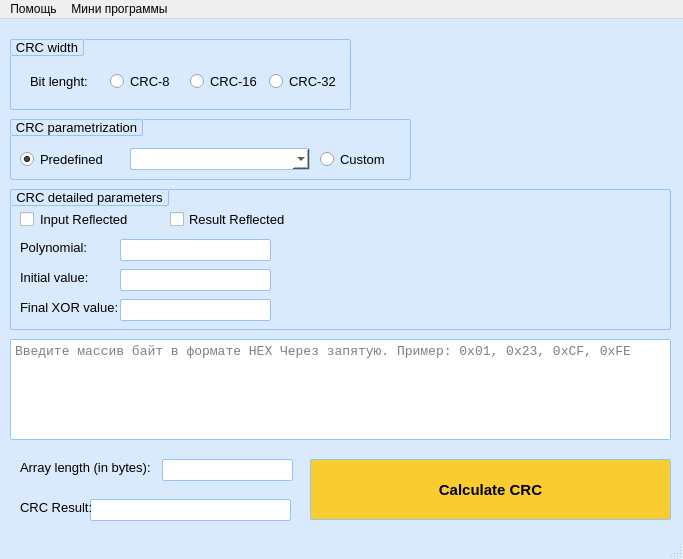
The window that mainwindow.ui (Solderingironspb/CRC-Calculator-by-Solderingiron) describes before a commit, drawn with Qt 5.
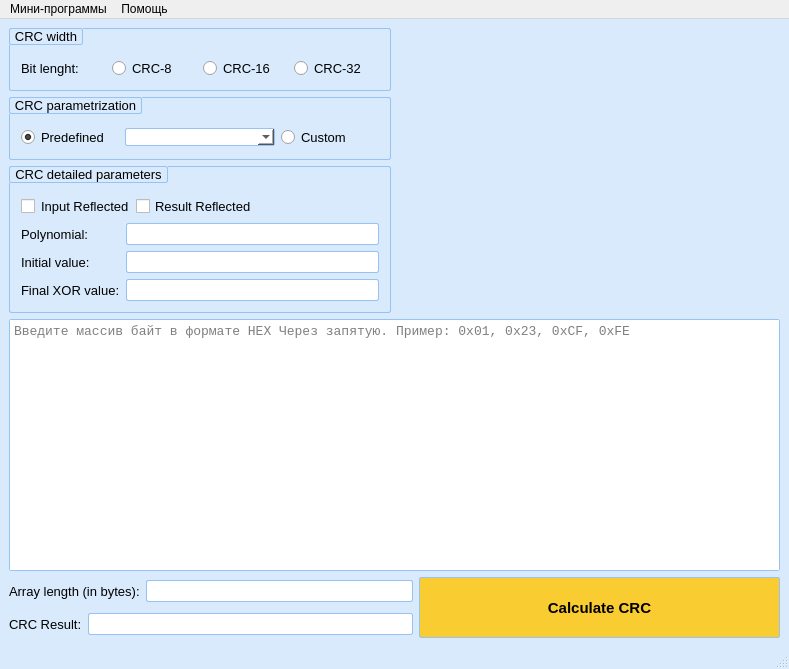
The same window after the commit. Icons and pictures are not drawn.

Patch:
```diff
--- a/mainwindow.ui
+++ b/mainwindow.ui
@@ -6,8 +6,8 @@
    <rect>
     <x>0</x>
     <y>0</y>
-    <width>683</width>
-    <height>559</height>
+    <width>789</width>
+    <height>669</height>
    </rect>
   </property>
   <property name="sizePolicy">
@@ -24,8 +24,8 @@
   </property>
   <property name="maximumSize">
    <size>
-    <width>683</width>
-    <height>559</height>
+    <width>16777215</width>
+    <height>16777215</height>
    </size>
   </property>
   <property name="font">
@@ -45,178 +45,22 @@
 background-color: rgb(217, 234, 252);}</string>
   </property>
   <widget class="QWidget" name="centralwidget">
-   <widget class="QTextEdit" name="textEdit">
-    <property name="geometry">
-     <rect>
-      <x>10</x>
-      <y>320</y>
-      <width>661</width>
-      <height>101</height>
-     </rect>
-    </property>
-    <property name="font">
-     <font>
-      <family>Consolas</family>
-      <pointsize>10</pointsize>
-     </font>
-    </property>
-    <property name="styleSheet">
-     <string notr="true">QTextEdit{
-
-    border: 1px solid #97c3f3;
-    border-radius: 2px;
-    background-color: qlineargradient(x1: 0, y1: 0, x2: 0, y2: 1,
-                                      stop: 0 #FFFFFF, stop: 1 #FFFFFF);
-   
-}</string>
-    </property>
-    <property name="documentTitle">
-     <string/>
-    </property>
-    <property name="markdown">
-     <string/>
-    </property>
-    <property name="placeholderText">
-     <string>Введите массив байт в формате HEX Через запятую. Пример: 0x01, 0x23, 0xCF, 0xFE</string>
-    </property>
-   </widget>
-   <widget class="QPushButton" name="pushButton">
-    <property name="geometry">
-     <rect>
-      <x>310</x>
-      <y>440</y>
-      <width>361</width>
-      <height>61</height>
-     </rect>
-    </property>
-    <property name="font">
-     <font>
-      <pointsize>11</pointsize>
-      <weight>75</weight>
-      <bold>true</bold>
-     </font>
-    </property>
-    <property name="styleSheet">
-     <string notr="true">QPushButton{
-border: 1px solid #97c3f3;
-border-radius: 2px;
-background-color: rgb(249, 204, 49);
-}
-QPushButton:pressed {
-border: 1px solid #97c3f3;
-border-radius: 2px;
-background-color: rgb(73, 249, 69);
-}
-QPushButton:flat {
-    border: none; /* no border for a flat push button */
-}
-</string>
-    </property>
-    <property name="text">
-     <string>Calculate CRC</string>
-    </property>
-   </widget>
-   <widget class="QLineEdit" name="lineEdit">
-    <property name="geometry">
-     <rect>
-      <x>162</x>
-      <y>440</y>
-      <width>131</width>
-      <height>22</height>
-     </rect>
-    </property>
-    <property name="font">
-     <font>
-      <family>Consolas</family>
-      <pointsize>11</pointsize>
-     </font>
-    </property>
-    <property name="styleSheet">
-     <string notr="true">QLineEdit {
-
-    border: 1px solid #97c3f3;
-    border-radius: 2px;
-	background-color: rgb(255, 255, 255);
-   
-}</string>
-    </property>
-    <property name="readOnly">
-     <bool>true</bool>
-    </property>
-   </widget>
-   <widget class="QLabel" name="label">
-    <property name="geometry">
-     <rect>
-      <x>20</x>
-      <y>440</y>
-      <width>131</width>
-      <height>16</height>
-     </rect>
-    </property>
-    <property name="font">
-     <font>
-      <pointsize>10</pointsize>
-     </font>
-    </property>
-    <property name="text">
-     <string>Array length (in bytes):</string>
-    </property>
-   </widget>
-   <widget class="QLineEdit" name="lineEdit_CRC">
-    <property name="enabled">
-     <bool>true</bool>
-    </property>
-    <property name="geometry">
-     <rect>
-      <x>90</x>
-      <y>480</y>
-      <width>201</width>
-      <height>22</height>
-     </rect>
-    </property>
-    <property name="font">
-     <font>
-      <family>Consolas</family>
-      <pointsize>11</pointsize>
-     </font>
-    </property>
-    <property name="styleSheet">
-     <string notr="true">QLineEdit {
-
-    border: 1px solid #97c3f3;
-    border-radius: 2px;
-	background-color: rgb(255, 255, 255);
-	color: rgb(65,120,52)
-   
-}</string>
-    </property>
-   </widget>
-   <widget class="QLabel" name="label_2">
-    <property name="geometry">
-     <rect>
-      <x>20</x>
-      <y>480</y>
-      <width>71</width>
-      <height>16</height>
-     </rect>
-    </property>
-    <property name="font">
-     <font>
-      <pointsize>10</pointsize>
-     </font>
-    </property>
-    <property name="text">
-     <string>CRC Result:</string>
-    </property>
-   </widget>
+   <layout class="QVBoxLayout" name="verticalLayout_4">
+    <item>
+     <layout class="QHBoxLayout" name="horizontalLayout_3">
+      <item>
    <widget class="QGroupBox" name="groupBox">
-    <property name="geometry">
-     <rect>
-      <x>10</x>
-      <y>20</y>
-      <width>341</width>
-      <height>71</height>
-     </rect>
+        <property name="sizePolicy">
+         <sizepolicy hsizetype="Minimum" vsizetype="Preferred">
+          <horstretch>0</horstretch>
+          <verstretch>0</verstretch>
+         </sizepolicy>
+        </property>
+        <property name="minimumSize">
+         <size>
+          <width>382</width>
+          <height>0</height>
+         </size>
     </property>
     <property name="font">
      <font>
@@ -248,15 +92,8 @@
     <property name="title">
      <string>CRC width</string>
     </property>
-    <widget class="QWidget" name="layoutWidget">
-     <property name="geometry">
-      <rect>
-       <x>20</x>
-       <y>30</y>
-       <width>313</width>
-       <height>26</height>
-      </rect>
-     </property>
+        <layout class="QVBoxLayout" name="verticalLayout">
+         <item>
      <layout class="QGridLayout" name="gridLayout">
       <item row="0" column="0">
        <widget class="QLabel" name="label_3">
@@ -307,16 +144,40 @@
        </widget>
       </item>
      </layout>
-    </widget>
-   </widget>
+         </item>
+        </layout>
+       </widget>
+      </item>
+      <item>
+       <spacer name="horizontalSpacer_2">
+        <property name="orientation">
+         <enum>Qt::Horizontal</enum>
+        </property>
+        <property name="sizeHint" stdset="0">
+         <size>
+          <width>40</width>
+          <height>20</height>
+         </size>
+        </property>
+       </spacer>
+      </item>
+     </layout>
+    </item>
+    <item>
+     <layout class="QHBoxLayout" name="horizontalLayout_4">
+      <item>
    <widget class="QGroupBox" name="groupBox_2">
-    <property name="geometry">
-     <rect>
-      <x>10</x>
-      <y>100</y>
-      <width>401</width>
-      <height>61</height>
-     </rect>
+        <property name="sizePolicy">
+         <sizepolicy hsizetype="Minimum" vsizetype="Preferred">
+          <horstretch>0</horstretch>
+          <verstretch>0</verstretch>
+         </sizepolicy>
+        </property>
+        <property name="minimumSize">
+         <size>
+          <width>382</width>
+          <height>0</height>
+         </size>
     </property>
     <property name="font">
      <font>
@@ -346,15 +207,11 @@
     <property name="title">
      <string>CRC parametrization</string>
     </property>
+        <layout class="QVBoxLayout" name="verticalLayout_2">
+         <item>
+          <layout class="QHBoxLayout" name="horizontalLayout">
+           <item>
     <widget class="QRadioButton" name="radioButton_Predefined">
-     <property name="geometry">
-      <rect>
-       <x>10</x>
-       <y>30</y>
-       <width>111</width>
-       <height>20</height>
-      </rect>
-     </property>
      <property name="sizePolicy">
       <sizepolicy hsizetype="Minimum" vsizetype="Fixed">
        <horstretch>0</horstretch>
@@ -373,27 +230,27 @@
       <bool>true</bool>
      </property>
     </widget>
+           </item>
+           <item>
     <widget class="QComboBox" name="comboBox">
      <property name="enabled">
       <bool>true</bool>
      </property>
-     <property name="geometry">
-      <rect>
-       <x>120</x>
-       <y>29</y>
-       <width>180</width>
-       <height>22</height>
-      </rect>
-     </property>
      <property name="sizePolicy">
-      <sizepolicy hsizetype="Maximum" vsizetype="Fixed">
+              <sizepolicy hsizetype="Fixed" vsizetype="Fixed">
        <horstretch>0</horstretch>
        <verstretch>0</verstretch>
       </sizepolicy>
      </property>
+             <property name="minimumSize">
+              <size>
+               <width>150</width>
+               <height>0</height>
+              </size>
+             </property>
      <property name="maximumSize">
       <size>
-       <width>180</width>
+               <width>150</width>
        <height>16777215</height>
       </size>
      </property>
@@ -407,15 +264,9 @@
 }</string>
      </property>
     </widget>
+           </item>
+           <item>
     <widget class="QRadioButton" name="radioButton_Custom">
-     <property name="geometry">
-      <rect>
-       <x>310</x>
-       <y>30</y>
-       <width>81</width>
-       <height>20</height>
-      </rect>
-     </property>
      <property name="font">
       <font>
        <pointsize>10</pointsize>
@@ -425,15 +276,48 @@
       <string>Custom</string>
      </property>
     </widget>
-   </widget>
+           </item>
+          </layout>
+         </item>
+        </layout>
+       </widget>
+      </item>
+      <item>
+       <spacer name="horizontalSpacer_3">
+        <property name="orientation">
+         <enum>Qt::Horizontal</enum>
+        </property>
+        <property name="sizeHint" stdset="0">
+         <size>
+          <width>40</width>
+          <height>20</height>
+         </size>
+        </property>
+       </spacer>
+      </item>
+     </layout>
+    </item>
+    <item>
+     <layout class="QHBoxLayout" name="horizontalLayout_5">
+      <item>
    <widget class="QGroupBox" name="groupBox_3">
-    <property name="geometry">
-     <rect>
-      <x>10</x>
-      <y>170</y>
-      <width>661</width>
-      <height>141</height>
-     </rect>
+        <property name="sizePolicy">
+         <sizepolicy hsizetype="Minimum" vsizetype="Preferred">
+          <horstretch>0</horstretch>
+          <verstretch>0</verstretch>
+         </sizepolicy>
+        </property>
+        <property name="minimumSize">
+         <size>
+          <width>382</width>
+          <height>0</height>
+         </size>
+        </property>
+        <property name="maximumSize">
+         <size>
+          <width>382</width>
+          <height>16777215</height>
+         </size>
     </property>
     <property name="font">
      <font>
@@ -463,15 +347,13 @@
     <property name="title">
      <string>CRC detailed parameters</string>
     </property>
+        <layout class="QVBoxLayout" name="verticalLayout_3">
+         <item>
+          <layout class="QFormLayout" name="formLayout">
+           <item row="0" column="0" colspan="2">
+            <layout class="QHBoxLayout" name="horizontalLayout_2">
+             <item>
     <widget class="QCheckBox" name="checkBox_Input_Reflected">
-     <property name="geometry">
-      <rect>
-       <x>10</x>
-       <y>20</y>
-       <width>151</width>
-       <height>20</height>
-      </rect>
-     </property>
      <property name="font">
       <font>
        <pointsize>10</pointsize>
@@ -487,15 +369,9 @@
       <string>Input Reflected</string>
      </property>
     </widget>
+             </item>
+             <item>
     <widget class="QCheckBox" name="checkBox_Result_Reflected">
-     <property name="geometry">
-      <rect>
-       <x>160</x>
-       <y>20</y>
-       <width>151</width>
-       <height>20</height>
-      </rect>
-     </property>
      <property name="font">
       <font>
        <pointsize>10</pointsize>
@@ -505,15 +381,24 @@
       <string>Result Reflected</string>
      </property>
     </widget>
+             </item>
+             <item>
+              <spacer name="horizontalSpacer">
+               <property name="orientation">
+                <enum>Qt::Horizontal</enum>
+               </property>
+               <property name="sizeHint" stdset="0">
+                <size>
+                 <width>40</width>
+                 <height>20</height>
+                </size>
+               </property>
+              </spacer>
+             </item>
+            </layout>
+           </item>
+           <item row="1" column="0">
     <widget class="QLabel" name="label_4">
-     <property name="geometry">
-      <rect>
-       <x>10</x>
-       <y>50</y>
-       <width>91</width>
-       <height>16</height>
-      </rect>
-     </property>
      <property name="font">
       <font>
        <pointsize>10</pointsize>
@@ -523,18 +408,12 @@
       <string>Polynomial:</string>
      </property>
     </widget>
+           </item>
+           <item row="1" column="1">
     <widget class="QLineEdit" name="lineEdit_Polynomial">
      <property name="enabled">
       <bool>true</bool>
      </property>
-     <property name="geometry">
-      <rect>
-       <x>110</x>
-       <y>50</y>
-       <width>151</width>
-       <height>22</height>
-      </rect>
-     </property>
      <property name="font">
       <font>
        <family>Consolas</family>
@@ -551,15 +430,9 @@
 }</string>
      </property>
     </widget>
+           </item>
+           <item row="2" column="0">
     <widget class="QLabel" name="label_5">
-     <property name="geometry">
-      <rect>
-       <x>10</x>
-       <y>80</y>
-       <width>121</width>
-       <height>16</height>
-      </rect>
-     </property>
      <property name="font">
       <font>
        <pointsize>10</pointsize>
@@ -569,15 +442,9 @@
       <string>Initial value:</string>
      </property>
     </widget>
+           </item>
+           <item row="2" column="1">
     <widget class="QLineEdit" name="lineEdit_Initial_value">
-     <property name="geometry">
-      <rect>
-       <x>110</x>
-       <y>80</y>
-       <width>151</width>
-       <height>22</height>
-      </rect>
-     </property>
      <property name="font">
       <font>
        <family>Consolas</family>
@@ -594,15 +461,9 @@
 }</string>
      </property>
     </widget>
+           </item>
+           <item row="3" column="0">
     <widget class="QLabel" name="label_6">
-     <property name="geometry">
-      <rect>
-       <x>10</x>
-       <y>110</y>
-       <width>131</width>
-       <height>16</height>
-      </rect>
-     </property>
      <property name="font">
       <font>
        <pointsize>10</pointsize>
@@ -612,18 +473,94 @@
       <string>Final XOR value:</string>
      </property>
     </widget>
+           </item>
+           <item row="3" column="1">
     <widget class="QLineEdit" name="lineEdit_Final_XOR_value">
-     <property name="geometry">
-      <rect>
-       <x>110</x>
-       <y>110</y>
-       <width>151</width>
-       <height>22</height>
-      </rect>
-     </property>
+             <property name="font">
+              <font>
+               <family>Consolas</family>
+               <pointsize>11</pointsize>
+              </font>
+             </property>
+             <property name="styleSheet">
+              <string notr="true">QLineEdit {
+
+    border: 1px solid #97c3f3;
+    border-radius: 2px;
+	background-color: rgb(255, 255, 255);
+   
+}</string>
+             </property>
+            </widget>
+           </item>
+          </layout>
+         </item>
+        </layout>
+       </widget>
+      </item>
+      <item>
+       <spacer name="horizontalSpacer_4">
+        <property name="orientation">
+         <enum>Qt::Horizontal</enum>
+        </property>
+        <property name="sizeHint" stdset="0">
+         <size>
+          <width>40</width>
+          <height>20</height>
+         </size>
+        </property>
+       </spacer>
+      </item>
+     </layout>
+    </item>
+    <item>
+     <widget class="QTextEdit" name="textEdit">
      <property name="font">
       <font>
        <family>Consolas</family>
+        <pointsize>10</pointsize>
+       </font>
+      </property>
+      <property name="styleSheet">
+       <string notr="true">QTextEdit{
+
+    border: 1px solid #97c3f3;
+    border-radius: 2px;
+    background-color: qlineargradient(x1: 0, y1: 0, x2: 0, y2: 1,
+                                      stop: 0 #FFFFFF, stop: 1 #FFFFFF);
+   
+}</string>
+      </property>
+      <property name="documentTitle">
+       <string/>
+      </property>
+      <property name="markdown">
+       <string/>
+      </property>
+      <property name="placeholderText">
+       <string>Введите массив байт в формате HEX Через запятую. Пример: 0x01, 0x23, 0xCF, 0xFE</string>
+      </property>
+     </widget>
+    </item>
+    <item>
+     <layout class="QGridLayout" name="gridLayout_2">
+      <item row="0" column="0" colspan="2">
+       <widget class="QLabel" name="label">
+        <property name="font">
+         <font>
+          <pointsize>10</pointsize>
+         </font>
+        </property>
+        <property name="text">
+         <string>Array length (in bytes):</string>
+        </property>
+       </widget>
+      </item>
+      <item row="0" column="2">
+       <widget class="QLineEdit" name="lineEdit">
+        <property name="font">
+         <font>
+          <family>Consolas</family>
        <pointsize>11</pointsize>
       </font>
      </property>
@@ -636,15 +573,98 @@
    
 }</string>
      </property>
-    </widget>
-   </widget>
+        <property name="readOnly">
+         <bool>true</bool>
+        </property>
+       </widget>
+      </item>
+      <item row="0" column="3" rowspan="2">
+       <widget class="QPushButton" name="pushButton">
+        <property name="sizePolicy">
+         <sizepolicy hsizetype="Fixed" vsizetype="Fixed">
+          <horstretch>0</horstretch>
+          <verstretch>0</verstretch>
+         </sizepolicy>
+        </property>
+        <property name="minimumSize">
+         <size>
+          <width>361</width>
+          <height>61</height>
+         </size>
+        </property>
+        <property name="font">
+         <font>
+          <pointsize>11</pointsize>
+          <weight>75</weight>
+          <bold>true</bold>
+         </font>
+        </property>
+        <property name="styleSheet">
+         <string notr="true">QPushButton{
+border: 1px solid #97c3f3;
+border-radius: 2px;
+background-color: rgb(249, 204, 49);
+}
+QPushButton:pressed {
+border: 1px solid #97c3f3;
+border-radius: 2px;
+background-color: rgb(73, 249, 69);
+}
+QPushButton:flat {
+    border: none; /* no border for a flat push button */
+}
+</string>
+        </property>
+        <property name="text">
+         <string>Calculate CRC</string>
+        </property>
+       </widget>
+      </item>
+      <item row="1" column="0">
+       <widget class="QLabel" name="label_2">
+        <property name="font">
+         <font>
+          <pointsize>10</pointsize>
+         </font>
+        </property>
+        <property name="text">
+         <string>CRC Result:</string>
+        </property>
+       </widget>
+      </item>
+      <item row="1" column="1" colspan="2">
+       <widget class="QLineEdit" name="lineEdit_CRC">
+        <property name="enabled">
+         <bool>true</bool>
+        </property>
+        <property name="font">
+         <font>
+          <family>Consolas</family>
+          <pointsize>11</pointsize>
+         </font>
+        </property>
+        <property name="styleSheet">
+         <string notr="true">QLineEdit {
+
+    border: 1px solid #97c3f3;
+    border-radius: 2px;
+	background-color: rgb(255, 255, 255);
+	color: rgb(65,120,52)
+   
+}</string>
+        </property>
+       </widget>
+      </item>
+     </layout>
+    </item>
+   </layout>
   </widget>
   <widget class="QMenuBar" name="menubar">
    <property name="geometry">
     <rect>
      <x>0</x>
      <y>0</y>
-     <width>683</width>
+     <width>789</width>
      <height>21</height>
     </rect>
    </property>
@@ -656,12 +676,12 @@
    </widget>
    <widget class="QMenu" name="menu_2">
     <property name="title">
-     <string>Мини программы</string>
+     <string>Мини-программы</string>
     </property>
     <addaction name="action_2"/>
    </widget>
-   <addaction name="menu"/>
    <addaction name="menu_2"/>
+   <addaction name="menu"/>
   </widget>
   <widget class="QStatusBar" name="statusbar"/>
   <action name="action">
```
Left out of the diff: 22 changed lines with no effect on the pictures. Lines whose indentation alone changed are shown as unchanged.
